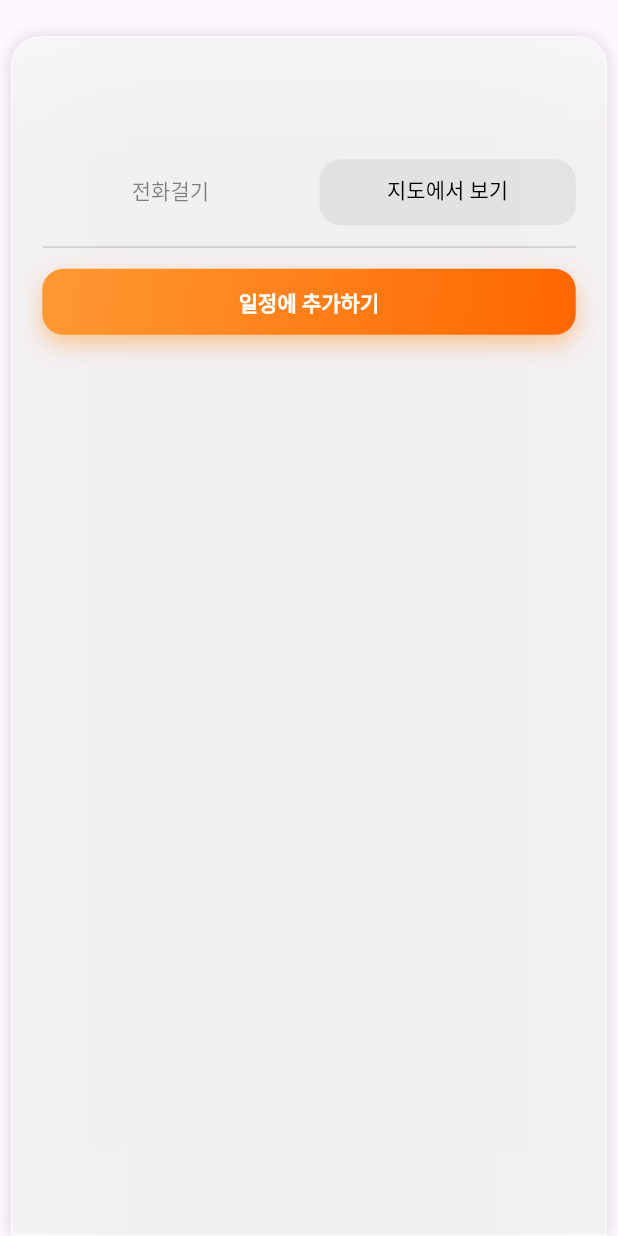
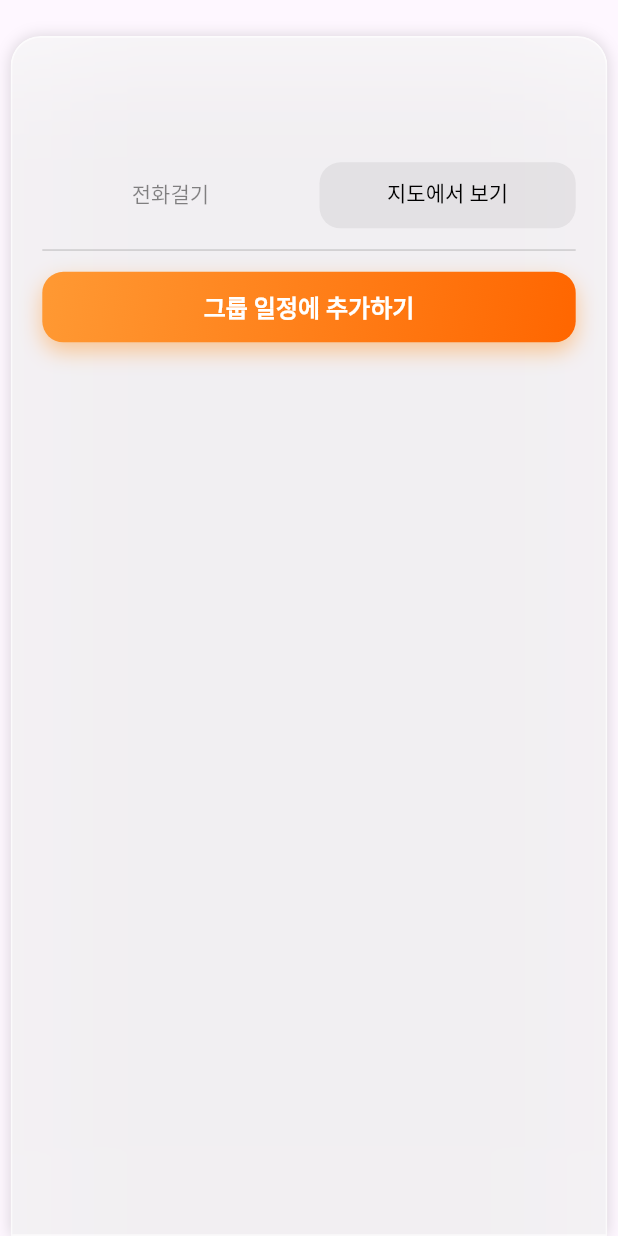
Before and after one commit to kilito0118/-3-, a Flutter app: the RecommendedPlaceWidget widget shown alone on an empty page, opened directly with empty values, on a phone screen of 412 x 824 dp. Run offline on Flutter 3.47's test engine with Material 3 defaults, Android fonts, the phone set to English and light mode, and no system bars; our stand-ins replace cloud_firestore, dotted_border, firebase_auth, firebase_core, flutter_dotenv, geolocator; missing offline and left inert: flutter_naver_map, map_launcher; accounts and stored records are empty; generated files the repository leaves out were written again; network calls fail.

Commit message:
add btn half

```diff
--- a/open_sw/lib/recommendPlacePage/recommended_place_widget.dart
+++ b/open_sw/lib/recommendPlacePage/recommended_place_widget.dart
@@ -1,4 +1,5 @@
 import 'package:flutter/material.dart';
+import 'package:open_sw/main.dart';
 import 'package:open_sw/useful_widget/commonWidgets/common_widgets.dart';
 import 'package:url_launcher/url_launcher.dart';
 import 'dart:ui';
@@ -18,30 +19,76 @@ class RecommendedPlaceWidget extends StatefulWidget {
 class _RecommendedPlaceWidgetState extends State<RecommendedPlaceWidget> {
   double _scale = 1.0;
 
-  /// 추가버튼 동작
-  void _addTapDown(TapDownDetails details) {
-    setState(() {
-      _scale = 0.95; // 작아짐
-    });
-  }
-  void _addTapUp(TapUpDetails details) {
-    setState(() {
-      _scale = 1.0; // 원래 크기로 복원
-    });
+  void openTimeSelect() {
     // 일정추가 창 띄우는 기능 만드는중
     showModalBottomSheet(
       context: context,
       backgroundColor: Colors.transparent,
-      barrierColor: Colors.black.withAlpha(80),
+      barrierColor: Colors.black.withAlpha(40),
       builder: (context) {
-        return Container();
+        return BlurredBox(
+          width: double.infinity,
+          topRad: 20,
+          alpha: 200,
+          child: Column(
+            // mainAxisSize: MainAxisSize.min,
+            crossAxisAlignment: CrossAxisAlignment.start,
+            children: [
+              mainTitle('언제 모이나요?'),
+              subTitle(widget.place['name'] ?? ''),
+              spacingBox(),
+              subTitle('날짜 입력'),
+              spacingBox(),
+              SizedBox(
+                width: double.infinity,
+                child: TextButton(
+                  onPressed: () {},
+                  style: btn_normal(
+                    foregroundColor: Colors.black,
+                    backgroundColor: Colors.black.withAlpha(15)
+                  ),
+                  child: Text('2000년 00월 00일'),
+                ),
+              ),
+              spacingBox(),
+              subTitle('시간 입력'),
+              spacingBox(),
+              Row(
+                    children: [
+                      Expanded(
+                        child: TextButton(
+                          onPressed: () {},
+                          style: btn_normal(
+                              foregroundColor: Colors.black,
+                              backgroundColor: Colors.black.withAlpha(15)
+                          ),
+                          child: Text('00 시'),
+                        ),
+                      ),
+                      spacingBox(),
+                      Expanded(
+                        child: TextButton(
+                          onPressed: () {},
+                          style: btn_normal(
+                              foregroundColor: Colors.black,
+                              backgroundColor: Colors.black.withAlpha(15)
+                          ),
+                          child: Text('00 분'),
+                        ),
+                      )
+                    ],
+                  ),
+              spacingBox_devider(),
+              SubmitButtonNormal(
+                text: '그룹 일정에 추가',
+                onTap: () {}
+              ),
+              bottomNavigationBarSpacer(context),
+            ],
+          )
+        );
       }
     );
-  }
-  void _addTapCancel() {
-    setState(() {
-      _scale = 1.0; // 터치 취소시 복원
-    });
   }
 
   /// 링크 열기
@@ -59,39 +106,9 @@ class _RecommendedPlaceWidgetState extends State<RecommendedPlaceWidget> {
   Widget build(BuildContext context) {
     final _phone = widget.place['phone'] ?? '';
 
-    return Container(
-      clipBehavior: Clip.antiAlias,
-      decoration: BoxDecoration(
-          borderRadius: BorderRadius.only(
-            topLeft: Radius.circular(20),
-            topRight: Radius.circular(20),
-          ),
-          boxShadow: [
-            BoxShadow(
-              color: Colors.black.withAlpha(36),
-              blurRadius: 8,
-              offset: Offset(0, 0),
-              spreadRadius: 0,
-            )
-          ]
-      ),
-      margin: EdgeInsets.only(right: 7, left: 7, top: 24),
-      child: ClipRRect(
-        child: BackdropFilter(
-            filter: ImageFilter.blur(sigmaX: 40, sigmaY: 40),
-            child: Container(
-              decoration: BoxDecoration(
-                  color: Color(0xFFFFFFFF).withAlpha(160),
-                  borderRadius: BorderRadius.only(
-                    topLeft: Radius.circular(20),
-                    topRight: Radius.circular(20),
-                  ),
-                  border: Border.all(
-                      color: Colors.white.withAlpha(160),
-                      width: 1.2
-                  )
-              ),
-              padding: EdgeInsets.symmetric(horizontal: 20, vertical: 14),
+    return Padding(
+      padding: EdgeInsets.only(right: 7, left: 7, top: 24),
+      child: BlurredBox(
         child: Column(
           mainAxisAlignment: MainAxisAlignment.start,
           crossAxisAlignment: CrossAxisAlignment.start,
@@ -150,48 +167,14 @@ class _RecommendedPlaceWidgetState extends State<RecommendedPlaceWidget> {
               ],
             ),
             spacingBox_devider(),
-                  GestureDetector(
-                    onTapDown: _addTapDown,
-                    onTapUp: _addTapUp,
-                    onTapCancel: _addTapCancel,
-                    child: AnimatedScale(
-                      scale: _scale,
-                      duration: const Duration(milliseconds: 400),
-                      curve: Curves.easeOutBack,
-                      child: Container(
-                        alignment: Alignment.center,
-                        padding: EdgeInsets.symmetric(horizontal: 20, vertical: 14),
-                        width: double.infinity,
-                        decoration: BoxDecoration(
-                          gradient: themeGradient(),
-                          borderRadius: BorderRadius.circular(14),
-                          boxShadow: [
-                            BoxShadow(
-                              color: Color(0x7FFF9933),
-                              blurRadius: 12,
-                              offset: Offset(0, 6),
-                              spreadRadius: 0
-                            )
-                          ]
+            SubmitButtonNormal(
+              text: '그룹 일정에 추가하기',
+              onTap: openTimeSelect,
             ),
-                        child: Text(
-                          '일정에 추가하기',
-                          style: TextStyle(
-                            color: Colors.white,
-                            fontSize: 14,
-                            fontWeight: FontWeight.bold,
-                            height: 1.1,
-                            letterSpacing: 0.0,
-                          ),
-                        ),
-                      ),
-                    ),
-                  )
-
           ],
         ),
-            )
-        ),
+        topRad: 20,
+        bottomRad: 0,
       ),
     );
   }
--- /dev/null
+++ b/open_sw/lib/useful_widget/commonWidgets/blurred_box.dart
@@ -0,0 +1,56 @@
+import 'dart:ui';
+import 'package:flutter/material.dart';
+import 'common_widgets.dart';
+
+Widget BlurredBox({
+  required Widget child,
+  double? width,
+  double? height,
+  double topRad = 0.0,
+  double bottomRad = 0.0,
+  int alpha = 160
+}) {
+  return Container(
+    clipBehavior: Clip.antiAlias,
+    decoration: BoxDecoration(
+      borderRadius: BorderRadius.only(
+        topLeft: Radius.circular(topRad),
+        topRight: Radius.circular(topRad),
+        bottomLeft: Radius.circular(bottomRad),
+        bottomRight: Radius.circular(bottomRad),
+      ),
+      boxShadow: [
+        BoxShadow(
+          color: Colors.black.withAlpha(36),
+          blurRadius: 8,
+          offset: Offset(0, 0),
+          spreadRadius: 0,
+        )
+      ]
+    ),
+    child: ClipRRect (
+      child: BackdropFilter(
+        filter: ImageFilter.blur(sigmaX: 40, sigmaY: 40),
+        child: Container(
+          width: width,
+          height: height,
+          decoration: BoxDecoration(
+            color: Colors.white.withAlpha(alpha),
+            borderRadius: BorderRadius.only(
+              topLeft: Radius.circular(topRad),
+              topRight: Radius.circular(topRad),
+              bottomLeft: Radius.circular(bottomRad),
+              bottomRight: Radius.circular(bottomRad),
+            ),
+            border: Border.all(
+              color: Colors.white.withAlpha(160),
+              width: 1.2,
+            )
+          ),
+          padding: EdgeInsets.symmetric(horizontal: 20, vertical: 16),
+          child: child,
+        ),
+      ),
+    ),
+  );
+}
--- a/open_sw/lib/useful_widget/commonWidgets/buttons_styles.dart
+++ b/open_sw/lib/useful_widget/commonWidgets/buttons_styles.dart
@@ -1,5 +1,6 @@
 import 'package:flutter/material.dart';
 import 'text_style_form.dart';
+import 'colors/theme_colors.dart';
 
 ButtonStyle btn_normal({
   Color? foregroundColor,
@@ -18,3 +19,73 @@ ButtonStyle btn_normal({
     tapTargetSize: MaterialTapTargetSize.shrinkWrap,
   );
 }
+
+class SubmitButtonNormal extends StatefulWidget {
+  final String text;
+  final VoidCallback onTap;
+
+  const SubmitButtonNormal({
+    super.key,
+    required this.text,
+    required this.onTap,
+  });
+
+  @override
+  State<SubmitButtonNormal> createState() => _SubmitButtonNormalState();
+}
+
+class _SubmitButtonNormalState extends State<SubmitButtonNormal> {
+  // 눌렀을때 효과
+  double _scale = 1.0;
+  void _onTapDown(TapDownDetails details) {
+    setState(() => _scale = 0.95);
+  }
+  void _onTapUp(TapUpDetails details) {
+    setState(() => _scale = 1.0);
+    widget.onTap();
+  }
+  void _onTapCancel() {
+    setState(() => _scale = 1.0);
+  }
+
+  @override
+  Widget build(BuildContext context) {
+    return GestureDetector(
+      onTapDown: _onTapDown,
+      onTapUp: _onTapUp,
+      onTapCancel: _onTapCancel,
+      child: AnimatedScale(
+        scale: _scale,
+        duration: const Duration(milliseconds: 400),
+        curve: Curves.easeOutBack,
+        child: Container(
+          alignment: Alignment.center,
+          padding: const EdgeInsets.symmetric(horizontal: 20, vertical: 14),
+          width: double.infinity,
+          decoration: BoxDecoration(
+            gradient: themeGradient(),
+            borderRadius: BorderRadius.circular(14),
+            boxShadow: const [
+              BoxShadow(
+                color: Color(0x7FFF9933),
+                blurRadius: 12,
+                offset: Offset(0, 6),
+                spreadRadius: 0,
+              ),
+            ],
+          ),
+          child: Text(
+            widget.text,
+            style: const TextStyle(
+              color: Colors.white,
+              fontSize: 16,
+              fontWeight: FontWeight.bold,
+              height: 1.1,
+              letterSpacing: 0.0,
+            ),
+          ),
+        ),
+      ),
+    );
+  }
+}
--- a/open_sw/lib/useful_widget/commonWidgets/common_widgets.dart
+++ b/open_sw/lib/useful_widget/commonWidgets/common_widgets.dart
@@ -1,4 +1,5 @@
 export 'app_bar_widgets.dart';
+export 'blurred_box.dart';
 export 'buttons_styles.dart';
 export 'spacing_widgets.dart';
 export 'text_style_form.dart';
```
Also changed, not shown: open_sw/lib/recommendPlacePage/recommended_places_page.dart (+9 -33 lines). Lines whose indentation alone changed are shown as unchanged.
